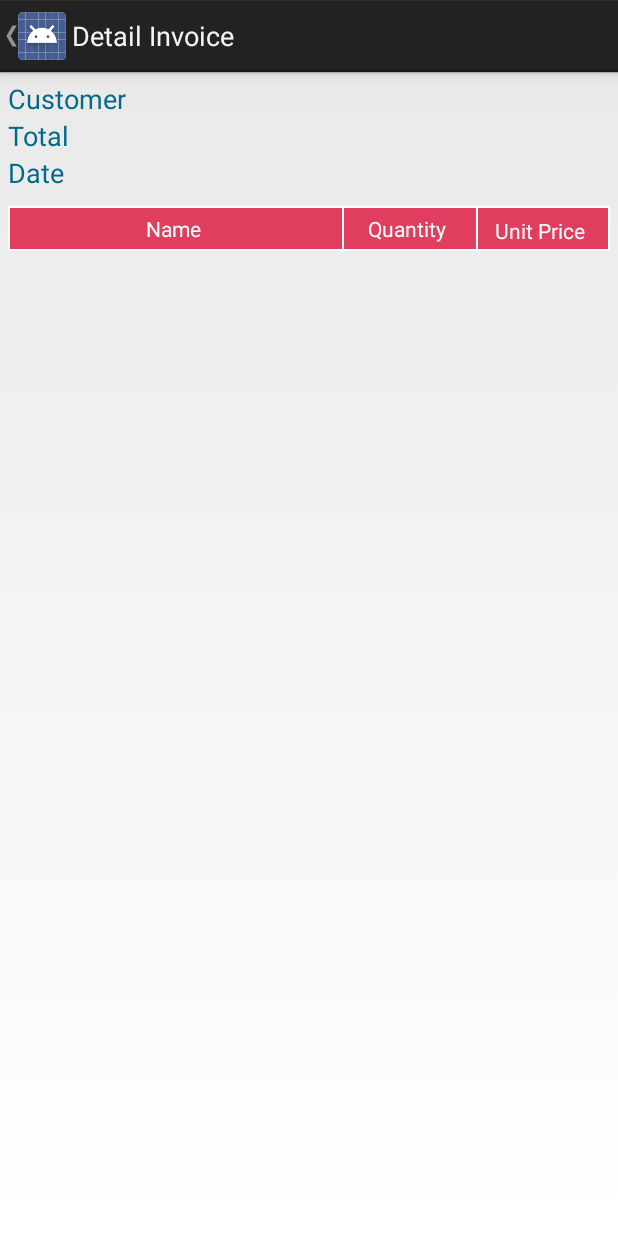
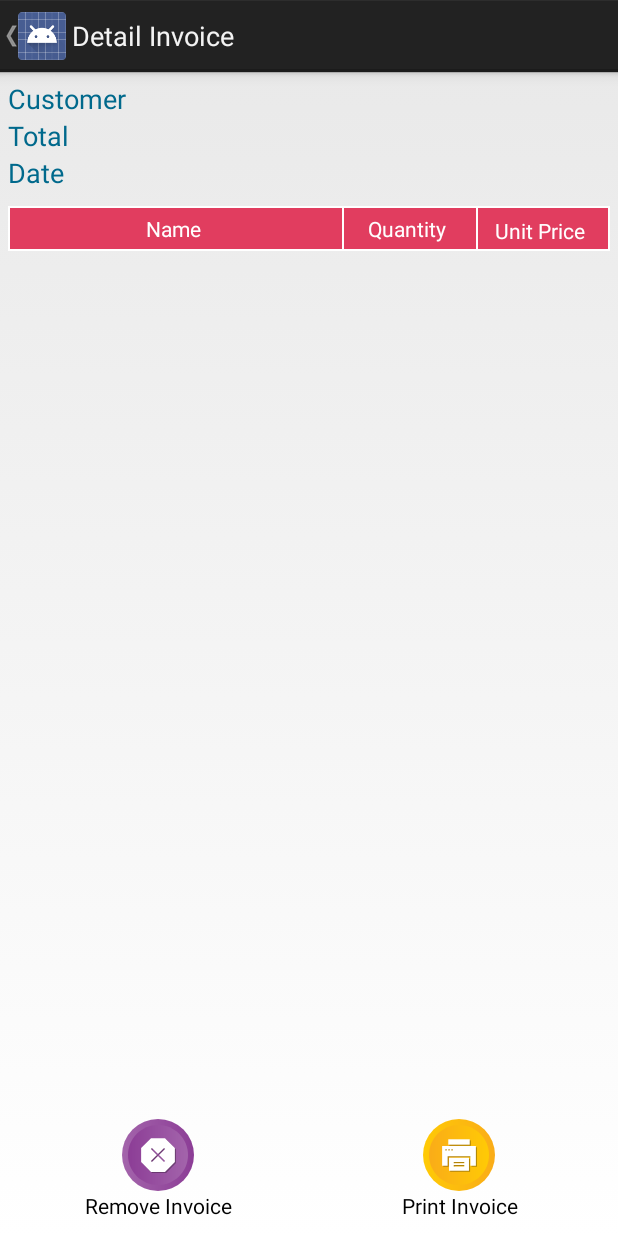
Before and after one commit to faridefendi58/lollipos, an Android app: the SaleDetailActivity screen opened directly, with no data from a screen before it, on a phone screen of 412 x 824 dp. Run offline under Robolectric (Android 15) with nearby library versions, the phone set to English and light mode, and no system bars; 7 statements that could not run were skipped.

Commit message:
Remove inv procedure

```diff
--- a/app/src/main/java/id/web/jagungbakar/lollipos/domain/DateTimeStrategy.java
+++ b/app/src/main/java/id/web/jagungbakar/lollipos/domain/DateTimeStrategy.java
@@ -27,7 +27,7 @@ public class DateTimeStrategy {
 	 */
 	public static void setLocale(String lang, String reg) {
 		locale = new Locale(lang, reg);
-		dateFormat = new SimpleDateFormat("yyyy-MM-dd hh:mm:ss", locale);
+		dateFormat = new SimpleDateFormat("yyyy-MM-dd HH:mm:ss", locale);
 	}
 
 	/**
--- a/app/src/main/java/id/web/jagungbakar/lollipos/domain/sale/SaleLedger.java
+++ b/app/src/main/java/id/web/jagungbakar/lollipos/domain/sale/SaleLedger.java
@@ -85,4 +85,8 @@ public class SaleLedger {
 	public List<Sale> getAllSaleByCustomerId(int customer_id) {
 		return saleDao.getAllSaleByCustomerId(customer_id);
 	}
+
+	public void removeSale(Sale sale) {
+		saleDao.removeSale(sale);
+	}
 }
--- a/app/src/main/java/id/web/jagungbakar/lollipos/techicalservices/sale/SaleDao.java
+++ b/app/src/main/java/id/web/jagungbakar/lollipos/techicalservices/sale/SaleDao.java
@@ -96,4 +96,6 @@ public interface SaleDao {
 	void removeCustomerSale(Sale sale);
 
 	List<Sale> getAllSaleByCustomerId(int id);
+
+	void removeSale(Sale sale);
 }
--- a/app/src/main/java/id/web/jagungbakar/lollipos/techicalservices/sale/SaleDaoAndroid.java
+++ b/app/src/main/java/id/web/jagungbakar/lollipos/techicalservices/sale/SaleDaoAndroid.java
@@ -238,4 +238,13 @@ public class SaleDaoAndroid implements SaleDao {
 	public List<Sale> getAllSaleByCustomerId(int id) {
 		return getAllSale(" WHERE status = 'ENDED' AND customer_id = "+ id);
 	}
+
+	@Override
+	public void removeSale(Sale sale) {
+		int sale_id = sale.getId();
+		database.delete(DatabaseContents.TABLE_SALE.toString(), sale_id);
+		String sql = "DELETE FROM " + DatabaseContents.TABLE_SALE_LINEITEM + " " +
+				"WHERE sale_id = " + sale_id;
+		database.execute(sql);
+	}
 }
--- a/app/src/main/java/id/web/jagungbakar/lollipos/ui/sale/SaleDetailActivity.java
+++ b/app/src/main/java/id/web/jagungbakar/lollipos/ui/sale/SaleDetailActivity.java
@@ -7,11 +7,16 @@ import java.util.Map;
 import android.annotation.SuppressLint;
 import android.app.ActionBar;
 import android.app.Activity;
+import android.app.AlertDialog;
+import android.content.DialogInterface;
+import android.content.Intent;
 import android.graphics.Color;
 import android.graphics.drawable.ColorDrawable;
 import android.os.Build;
 import android.os.Bundle;
+import android.util.Log;
 import android.view.MenuItem;
+import android.view.View;
 import android.widget.ListView;
 import android.widget.SimpleAdapter;
 import android.widget.TextView;
@@ -24,6 +29,7 @@ import id.web.jagungbakar.lollipos.domain.inventory.LineItem;
 import id.web.jagungbakar.lollipos.domain.sale.Sale;
 import id.web.jagungbakar.lollipos.domain.sale.SaleLedger;
 import id.web.jagungbakar.lollipos.techicalservices.NoDaoSetException;
+import id.web.jagungbakar.lollipos.ui.MainActivity;
 
 /**
  * UI for showing the detail of Sale in the record.
@@ -53,6 +59,8 @@ public class SaleDetailActivity extends Activity{
 		saleId = Integer.parseInt(getIntent().getStringExtra("id"));
 		sale = saleLedger.getSaleById(saleId);
 		customer = saleLedger.getCustomerBySaleId(saleId);
+
+		String dt = DateTimeStrategy.getCurrentTime();
 
 		initUI(savedInstanceState);
 	}
@@ -128,4 +136,36 @@ public class SaleDetailActivity extends Activity{
 		super.onResume();
 		update();
 	}
+
+	public void printInvoice(View v) {
+
+	}
+
+	public void removeInvoice(View v) {
+		AlertDialog.Builder quitDialog = new AlertDialog.Builder(
+				SaleDetailActivity.this);
+		quitDialog.setTitle(getResources().getString(R.string.dialog_remove_invoice));
+		quitDialog.setPositiveButton(getResources().getString(R.string.remove), new DialogInterface.OnClickListener() {
+			@Override
+			public void onClick(DialogInterface dialog, int which) {
+				try {
+					saleLedger.removeSale(sale);
+				} catch (Exception e) {
+					e.printStackTrace();
+				}
+
+				Intent newActivity = new Intent(SaleDetailActivity.this,
+						MainActivity.class);
+				startActivity(newActivity);
+			}
+		});
+
+		quitDialog.setNegativeButton(getResources().getString(R.string.no), new DialogInterface.OnClickListener() {
+			@Override
+			public void onClick(DialogInterface dialog, int which) {
+
+			}
+		});
+		quitDialog.show();
+	}
 }
--- /dev/null
+++ b/app/src/main/res/drawable/ic_delete.xml
@@ -0,0 +1,25 @@
+<vector android:height="48dp" android:viewportHeight="512"
+    android:viewportWidth="512" android:width="48dp"
+    xmlns:aapt="http://schemas.android.com/aapt" xmlns:android="http://schemas.android.com/apk/res/android">
+    <path android:pathData="M256,256m-256,0a256,256 0,1 1,512 0a256,256 0,1 1,-512 0">
+        <aapt:attr name="android:fillColor">
+            <gradient android:endX="512" android:endY="256"
+                android:startX="3.8E-6" android:startY="256" android:type="linear">
+                <item android:color="#FFA364AB" android:offset="0"/>
+                <item android:color="#FF8C3D96" android:offset="1"/>
+            </gradient>
+        </aapt:attr>
+    </path>
+    <path android:pathData="M256,469.334c-117.631,0 -213.333,-95.702 -213.333,-213.333c0,-117.631 95.702,-213.333 213.333,-213.333c117.636,0 213.333,95.702 213.333,213.333C469.333,373.632 373.636,469.334 256,469.334z">
+        <aapt:attr name="android:fillColor">
+            <gradient android:endX="469.33334" android:endY="256.00052"
+                android:startX="42.666668" android:startY="256.00052" android:type="linear">
+                <item android:color="#FF8C3D96" android:offset="0"/>
+                <item android:color="#FFA364AB" android:offset="1"/>
+            </gradient>
+        </aapt:attr>
+    </path>
+    <path android:fillAlpha="0.3" android:fillColor="#FF000000"
+        android:pathData="M313.728,144h-99.408L144,214.271v99.409L214.32,384h99.408L384,313.68v-99.409L313.728,144zM314.021,306.922l-7.071,7.07l-42.937,-42.937l-42.936,42.937l-7.071,-7.07l42.937,-42.937l-42.937,-42.937l7.071,-7.07l42.936,42.937l42.937,-42.937l7.071,7.07l-42.937,42.937L314.021,306.922z" android:strokeAlpha="0.3"/>
+    <path android:fillColor="#FFFFFF" android:pathData="M305.728,136h-99.408L136,206.271v99.409L206.32,376h99.408L376,305.68v-99.409L305.728,136zM306.021,298.922l-7.071,7.07l-42.937,-42.937l-42.936,42.937l-7.071,-7.07l42.937,-42.937l-42.937,-42.937l7.071,-7.07l42.936,42.937l42.937,-42.937l7.071,7.07l-42.937,42.937L306.021,298.922z"/>
+</vector>
--- /dev/null
+++ b/app/src/main/res/drawable/ic_print.xml
@@ -0,0 +1,31 @@
+<vector android:height="48dp" android:viewportHeight="512"
+    android:viewportWidth="512" android:width="48dp"
+    xmlns:aapt="http://schemas.android.com/aapt" xmlns:android="http://schemas.android.com/apk/res/android">
+    <path android:pathData="M256,256m-256,0a256,256 0,1 1,512 0a256,256 0,1 1,-512 0">
+        <aapt:attr name="android:fillColor">
+            <gradient android:endX="512" android:endY="256"
+                android:startX="8.3E-6" android:startY="256" android:type="linear">
+                <item android:color="#FFFFCA05" android:offset="0"/>
+                <item android:color="#FFFAAC18" android:offset="1"/>
+            </gradient>
+        </aapt:attr>
+    </path>
+    <path android:pathData="M256,469.334c-117.631,0 -213.333,-95.702 -213.333,-213.333S138.369,42.667 256,42.667c117.636,0 213.333,95.702 213.333,213.333S373.636,469.334 256,469.334z">
+        <aapt:attr name="android:fillColor">
+            <gradient android:endX="469.3333" android:endY="256.00052"
+                android:startX="42.666676" android:startY="256.00052" android:type="linear">
+                <item android:color="#FFFAAC18" android:offset="0"/>
+                <item android:color="#FFFFCA05" android:offset="1"/>
+            </gradient>
+        </aapt:attr>
+    </path>
+    <path android:fillAlpha="0.3" android:fillColor="#FF000000"
+        android:pathData="M187.75,152.219h152.5v38.36h-152.5z" android:strokeAlpha="0.3"/>
+    <path android:fillAlpha="0.3" android:fillColor="#FF000000"
+        android:pathData="M144,200.579v139.201h39.115v-67.101h161.768v67.101H384v-139.201H144zM176.917,232.679h-10v-10h10V232.679zM198.374,232.679h-10v-10h10V232.679zM219.834,232.679h-10v-10h10V232.679z" android:strokeAlpha="0.3"/>
+    <path android:fillAlpha="0.3" android:fillColor="#FF000000"
+        android:pathData="M193.095,375.781H334.895V282.681H193.095V375.781zM226.499,312.991h75v10h-75V312.991zM226.499,335.491h75v10h-75V335.491z" android:strokeAlpha="0.3"/>
+    <path android:fillColor="#FFFFFF" android:pathData="M179.75,144.219h152.5v38.36h-152.5z"/>
+    <path android:fillColor="#FFFFFF" android:pathData="M136,192.579v139.201h39.115v-67.101h161.768v67.101H376v-139.201H136zM168.917,224.679h-10v-10h10V224.679zM190.374,224.679h-10v-10h10V224.679zM211.834,224.679h-10v-10h10V224.679z"/>
+    <path android:fillColor="#FFFFFF" android:pathData="M185.095,367.781H326.895V274.681H185.095V367.781zM218.499,304.991h75v10h-75V304.991zM218.499,327.491h75v10h-75V327.491z"/>
+</vector>
--- a/app/src/main/res/layout/layout_saledetail.xml
+++ b/app/src/main/res/layout/layout_saledetail.xml
@@ -138,7 +138,41 @@
     <ListView
         android:id="@+id/lineitemList"
         android:layout_width="match_parent"
-        android:layout_height="match_parent" >
+        android:layout_height="0dip"
+        android:layout_weight="1">
     </ListView>
 
+    <LinearLayout
+        android:layout_width="match_parent"
+        android:layout_height="wrap_content"
+        android:orientation="horizontal"
+        android:paddingBottom="5dp"
+        android:weightSum="2">
+
+        <Button
+            android:id="@+id/removeButton"
+            android:layout_width="match_parent"
+            android:layout_height="match_parent"
+            android:layout_weight="1"
+            android:background="@android:color/transparent"
+            android:text="@string/remove_invoice"
+            android:drawableTop="@drawable/ic_delete"
+            android:textSize="14sp"
+            android:clickable="true"
+            android:onClick="removeInvoice"/>
+
+        <Button
+            android:id="@+id/printButton"
+            android:layout_width="match_parent"
+            android:layout_height="match_parent"
+            android:layout_weight="1"
+            android:background="@android:color/transparent"
+            android:drawableTop="@drawable/ic_print"
+            android:text="@string/print_invoice"
+            android:textSize="14sp"
+            android:clickable="true"
+            android:onClick="printInvoice"/>
+
+    </LinearLayout>
+
 </LinearLayout>
--- a/app/src/main/res/values/strings.xml
+++ b/app/src/main/res/values/strings.xml
@@ -45,11 +45,14 @@
     <string name="favorite">Favorite</string>
     <string name="all_list">All List</string>
     <string name="transaction">Transaction</string>
+    <string name="remove_invoice">Remove Invoice</string>
+    <string name="print_invoice">Print Invoice</string>
 
     <string name="dialog_quit">Are you sure you want to QUIT?</string>
     <string name="dialog_remove_product">Are you sure you want to REMOVE this product?</string>
     <string name="dialog_remove_customer">Are you sure you want to REMOVE this customer?</string>
     <string name="dialog_clear_sale">Are you sure you want to CLEAR this sale?</string>
+    <string name="dialog_remove_invoice">Are you sure you want to Remove this invoice?</string>
     <string name="hint_empty_sale">Sale is empty.</string>
     <string name="quit">Quit</string>
     <string name="no">No</string>
```
Also changed, not shown: 1 other file.
